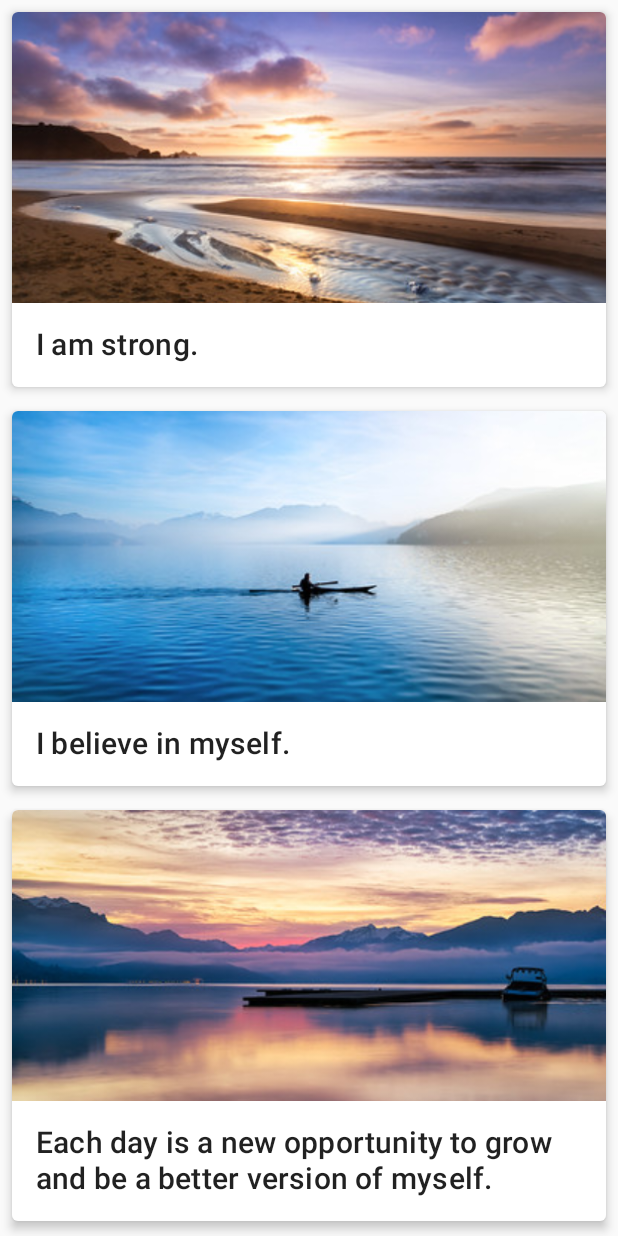
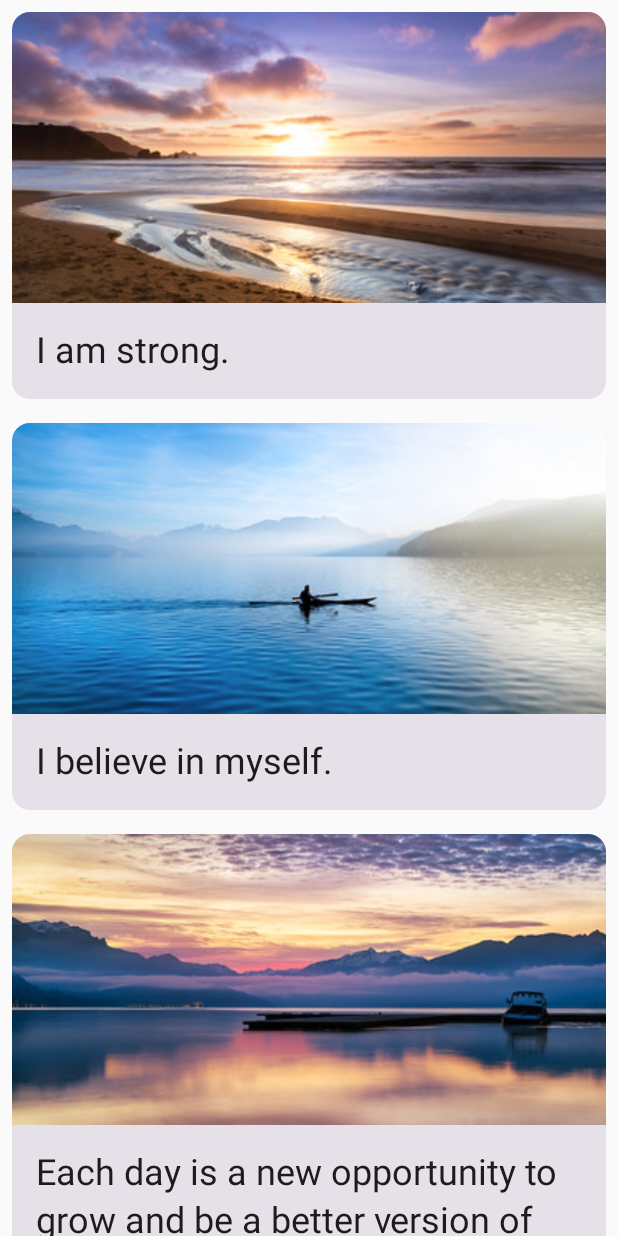
Before and after one commit to google-developer-training/basic-android-kotlin-compose-training-affirmations, an Android app built with Jetpack Compose: the screen it shows after launch (MainActivity), on a phone screen of 412 x 824 dp. Run offline under Robolectric (Android 15) with nearby library versions, the phone set to English and light mode, and no system bars.

Commit message:
Main branch material 3 migration

```diff
--- a/app/src/main/java/com/example/affirmations/MainActivity.kt
+++ b/app/src/main/java/com/example/affirmations/MainActivity.kt
@@ -1,11 +1,11 @@
 /*
- * Copyright (C) 2021 The Android Open Source Project
+ * Copyright (C) 2023 The Android Open Source Project
  *
  * Licensed under the Apache License, Version 2.0 (the "License");
  * you may not use this file except in compliance with the License.
  * You may obtain a copy of the License at
  *
- *      http://www.apache.org/licenses/LICENSE-2.0
+ *      https://www.apache.org/licenses/LICENSE-2.0
  *
  * Unless required by applicable law or agreed to in writing, software
  * distributed under the License is distributed on an "AS IS" BASIS,
@@ -14,6 +14,7 @@
  * limitations under the License.
  */
 package com.example.affirmations
+
 import android.os.Bundle
 import androidx.activity.ComponentActivity
 import androidx.activity.compose.setContent
@@ -24,10 +25,9 @@ import androidx.compose.foundation.layout.height
 import androidx.compose.foundation.layout.padding
 import androidx.compose.foundation.lazy.LazyColumn
 import androidx.compose.foundation.lazy.items
-import androidx.compose.material.Card
-import androidx.compose.material.MaterialTheme
-import androidx.compose.material.Scaffold
-import androidx.compose.material.Text
+import androidx.compose.material3.Card
+import androidx.compose.material3.MaterialTheme
+import androidx.compose.material3.Text
 import androidx.compose.runtime.Composable
 import androidx.compose.ui.Modifier
 import androidx.compose.ui.layout.ContentScale
@@ -41,10 +41,14 @@ import com.example.affirmations.model.Affirmation
 import com.example.affirmations.ui.theme.AffirmationsTheme
 
 class MainActivity : ComponentActivity() {
+
     override fun onCreate(savedInstanceState: Bundle?) {
         super.onCreate(savedInstanceState)
         setContent {
-            AffirmationApp()
+            AffirmationsTheme {
+                // A surface container using the 'background' color from the theme
+                AffirmationApp()
+            }
         }
     }
 }
@@ -52,7 +56,9 @@ class MainActivity : ComponentActivity() {
 @Composable
 fun AffirmationApp() {
     AffirmationsTheme {
-        AffirmationList(affirmationList = Datasource().loadAffirmations())
+            AffirmationList(
+                affirmationList = Datasource().loadAffirmations(),
+            )
     }
 }
 
@@ -60,14 +66,17 @@ fun AffirmationApp() {
 fun AffirmationList(affirmationList: List<Affirmation>, modifier: Modifier = Modifier) {
     LazyColumn {
         items(affirmationList) { affirmation ->
-            AffirmationCard(affirmation)
+            AffirmationCard(
+                affirmation = affirmation,
+                modifier = Modifier.padding(8.dp)
+            )
         }
     }
 }
 
 @Composable
 fun AffirmationCard(affirmation: Affirmation, modifier: Modifier = Modifier) {
-    Card(modifier = Modifier.padding(8.dp), elevation = 4.dp) {
+    Card(modifier = modifier) {
         Column {
             Image(
                 painter = painterResource(affirmation.imageResourceId),
@@ -80,7 +89,7 @@ fun AffirmationCard(affirmation: Affirmation, modifier: Modifier = Modifier) {
             Text(
                 text = LocalContext.current.getString(affirmation.stringResourceId),
                 modifier = Modifier.padding(16.dp),
-                style = MaterialTheme.typography.h6
+                style = MaterialTheme.typography.headlineSmall
             )
         }
     }
--- a/app/src/main/java/com/example/affirmations/data/Datasource.kt
+++ b/app/src/main/java/com/example/affirmations/data/Datasource.kt
@@ -1,11 +1,11 @@
 /*
- * Copyright (C) 2021 The Android Open Source Project
+ * Copyright (C) 2023 The Android Open Source Project
  *
  * Licensed under the Apache License, Version 2.0 (the "License");
  * you may not use this file except in compliance with the License.
  * You may obtain a copy of the License at
  *
- *      http://www.apache.org/licenses/LICENSE-2.0
+ *      https://www.apache.org/licenses/LICENSE-2.0
  *
  * Unless required by applicable law or agreed to in writing, software
  * distributed under the License is distributed on an "AS IS" BASIS,
@@ -14,8 +14,10 @@
  * limitations under the License.
  */
 package com.example.affirmations.data
+
 import com.example.affirmations.R
 import com.example.affirmations.model.Affirmation
+
 /**
  * [Datasource] generates a list of [Affirmation]
  */
--- a/app/src/main/java/com/example/affirmations/model/Affirmation.kt
+++ b/app/src/main/java/com/example/affirmations/model/Affirmation.kt
@@ -1,11 +1,11 @@
 /*
- * Copyright (C) 2021 The Android Open Source Project
+ * Copyright (C) 2023 The Android Open Source Project
  *
  * Licensed under the Apache License, Version 2.0 (the "License");
  * you may not use this file except in compliance with the License.
  * You may obtain a copy of the License at
  *
- *      http://www.apache.org/licenses/LICENSE-2.0
+ *      https://www.apache.org/licenses/LICENSE-2.0
  *
  * Unless required by applicable law or agreed to in writing, software
  * distributed under the License is distributed on an "AS IS" BASIS,
@@ -14,8 +14,10 @@
  * limitations under the License.
  */
 package com.example.affirmations.model
+
 import androidx.annotation.DrawableRes
 import androidx.annotation.StringRes
+
 /**
  * [Affirmation] is the data class to represent the Affirmation text and imageResourceId
  */
--- a/app/src/main/java/com/example/affirmations/ui/theme/Color.kt
+++ b/app/src/main/java/com/example/affirmations/ui/theme/Color.kt
@@ -1,11 +1,11 @@
 /*
- * Copyright (C) 2021 The Android Open Source Project
+ * Copyright (C) 2023 The Android Open Source Project
  *
  * Licensed under the Apache License, Version 2.0 (the "License");
  * you may not use this file except in compliance with the License.
  * You may obtain a copy of the License at
  *
- *      http://www.apache.org/licenses/LICENSE-2.0
+ *      https://www.apache.org/licenses/LICENSE-2.0
  *
  * Unless required by applicable law or agreed to in writing, software
  * distributed under the License is distributed on an "AS IS" BASIS,
@@ -17,7 +17,10 @@ package com.example.affirmations.ui.theme
 
 import androidx.compose.ui.graphics.Color
 
-val Purple200 = Color(0xFFBB86FC)
-val Purple500 = Color(0xFF6200EE)
-val Purple700 = Color(0xFF3700B3)
-val Teal200 = Color(0xFF03DAC5)
+val Purple80 = Color(0xFFD0BCFF)
+val PurpleGrey80 = Color(0xFFCCC2DC)
+val Pink80 = Color(0xFFEFB8C8)
+
+val Purple40 = Color(0xFF6650a4)
+val PurpleGrey40 = Color(0xFF625b71)
+val Pink40 = Color(0xFF7D5260)
--- a/app/src/main/java/com/example/affirmations/ui/theme/Shape.kt
+++ /dev/null
@@ -1,26 +0,0 @@
-/*
- * Copyright (C) 2021 The Android Open Source Project
- *
- * Licensed under the Apache License, Version 2.0 (the "License");
- * you may not use this file except in compliance with the License.
- * You may obtain a copy of the License at
- *
- *      http://www.apache.org/licenses/LICENSE-2.0
- *
- * Unless required by applicable law or agreed to in writing, software
- * distributed under the License is distributed on an "AS IS" BASIS,
- * WITHOUT WARRANTIES OR CONDITIONS OF ANY KIND, either express or implied.
- * See the License for the specific language governing permissions and
- * limitations under the License.
- */
-package com.example.affirmations.ui.theme
-
-import androidx.compose.foundation.shape.RoundedCornerShape
-import androidx.compose.material.Shapes
-import androidx.compose.ui.unit.dp
-
-val Shapes = Shapes(
-    small = RoundedCornerShape(4.dp),
-    medium = RoundedCornerShape(4.dp),
-    large = RoundedCornerShape(0.dp)
-)
--- a/app/src/main/java/com/example/affirmations/ui/theme/Theme.kt
+++ b/app/src/main/java/com/example/affirmations/ui/theme/Theme.kt
@@ -1,11 +1,11 @@
 /*
- * Copyright (C) 2021 The Android Open Source Project
+ * Copyright (C) 2023 The Android Open Source Project
  *
  * Licensed under the Apache License, Version 2.0 (the "License");
  * you may not use this file except in compliance with the License.
  * You may obtain a copy of the License at
  *
- *      http://www.apache.org/licenses/LICENSE-2.0
+ *      https://www.apache.org/licenses/LICENSE-2.0
  *
  * Unless required by applicable law or agreed to in writing, software
  * distributed under the License is distributed on an "AS IS" BASIS,
@@ -15,36 +15,62 @@
  */
 package com.example.affirmations.ui.theme
 
+import android.app.Activity
+import android.os.Build
 import androidx.compose.foundation.isSystemInDarkTheme
-import androidx.compose.material.MaterialTheme
-import androidx.compose.material.darkColors
-import androidx.compose.material.lightColors
+import androidx.compose.material3.MaterialTheme
+import androidx.compose.material3.darkColorScheme
+import androidx.compose.material3.dynamicDarkColorScheme
+import androidx.compose.material3.dynamicLightColorScheme
+import androidx.compose.material3.lightColorScheme
 import androidx.compose.runtime.Composable
+import androidx.compose.runtime.SideEffect
+import androidx.compose.ui.graphics.Color
+import androidx.compose.ui.graphics.toArgb
+import androidx.compose.ui.platform.LocalContext
+import androidx.compose.ui.platform.LocalView
+import androidx.core.view.WindowCompat
 
-private val DarkColorPalette = darkColors(
-    primary = Purple200,
-    primaryVariant = Purple700,
-    secondary = Teal200
+private val DarkColorScheme = darkColorScheme(
+    primary = Purple80,
+    secondary = PurpleGrey80,
+    tertiary = Pink80
 )
 
-private val LightColorPalette = lightColors(
-    primary = Purple500,
-    primaryVariant = Purple700,
-    secondary = Teal200
+private val LightColorScheme = lightColorScheme(
+    primary = Purple40,
+    secondary = PurpleGrey40,
+    tertiary = Pink40
 )
 
 @Composable
-fun AffirmationsTheme(darkTheme: Boolean = isSystemInDarkTheme(), content: @Composable () -> Unit) {
-    val colors = if (darkTheme) {
-        DarkColorPalette
-    } else {
-        LightColorPalette
+fun AffirmationsTheme(
+    darkTheme: Boolean = isSystemInDarkTheme(),
+    // Dynamic color is available on Android 12+, turned off for training purposes
+    dynamicColor: Boolean = false,
+    content: @Composable () -> Unit
+) {
+    val colorScheme = when {
+        dynamicColor && Build.VERSION.SDK_INT >= Build.VERSION_CODES.S -> {
+            val context = LocalContext.current
+            if (darkTheme) dynamicDarkColorScheme(context) else dynamicLightColorScheme(context)
+        }
+
+        darkTheme -> DarkColorScheme
+        else -> LightColorScheme
+    }
+    val view = LocalView.current
+    if (!view.isInEditMode) {
+        SideEffect {
+            val window = (view.context as Activity).window
+            window.statusBarColor = Color.Transparent.toArgb()
+            WindowCompat.getInsetsController(window, view).isAppearanceLightStatusBars = !darkTheme
+        }
     }
 
     MaterialTheme(
-        colors = colors,
+        colorScheme = colorScheme,
         typography = Typography,
-        shapes = Shapes,
         content = content
     )
 }
--- a/app/src/main/java/com/example/affirmations/ui/theme/Type.kt
+++ b/app/src/main/java/com/example/affirmations/ui/theme/Type.kt
@@ -1,11 +1,11 @@
 /*
- * Copyright (C) 2021 The Android Open Source Project
+ * Copyright (C) 2023 The Android Open Source Project
  *
  * Licensed under the Apache License, Version 2.0 (the "License");
  * you may not use this file except in compliance with the License.
  * You may obtain a copy of the License at
  *
- *      http://www.apache.org/licenses/LICENSE-2.0
+ *      https://www.apache.org/licenses/LICENSE-2.0
  *
  * Unless required by applicable law or agreed to in writing, software
  * distributed under the License is distributed on an "AS IS" BASIS,
@@ -15,7 +15,7 @@
  */
 package com.example.affirmations.ui.theme
 
-import androidx.compose.material.Typography
+import androidx.compose.material3.Typography
 import androidx.compose.ui.text.TextStyle
 import androidx.compose.ui.text.font.FontFamily
 import androidx.compose.ui.text.font.FontWeight
@@ -23,9 +23,11 @@ import androidx.compose.ui.unit.sp
 
 // Set of Material typography styles to start with
 val Typography = Typography(
-    body1 = TextStyle(
+    bodyLarge = TextStyle(
         fontFamily = FontFamily.Default,
         fontWeight = FontWeight.Normal,
-        fontSize = 16.sp
+        fontSize = 16.sp,
+        lineHeight = 24.sp,
+        letterSpacing = 0.5.sp
     )
 )
--- a/gradle.properties
+++ b/gradle.properties
@@ -12,7 +12,7 @@ org.gradle.jvmargs=-Xmx2048m -Dfile.encoding=UTF-8
 # http://www.gradle.org/docs/current/userguide/multi_project_builds.html#sec:decoupled_projects
 # org.gradle.parallel=true
 # AndroidX package structure to make it clearer which packages are bundled with the
-# Android operating system, and which are packaged with your app"s APK
+# Android operating system, and which are packaged with your app's APK
 # https://developer.android.com/topic/libraries/support-library/androidx-rn
 android.useAndroidX=true
 # Kotlin code style for this project: "official" or "obsolete":
```
Also changed, not shown: app/build.gradle (+28 -15 lines), app/src/main/AndroidManifest.xml (+17 -16 lines), app/src/main/res/drawable-v24/ic_launcher_foreground.xml (added, +48 -0 lines), app/src/main/res/drawable/ic_launcher_background.xml (added, +37 -0 lines), app/src/main/res/mipmap-anydpi-v26/ic_launcher_round.xml (+16 -0 lines), app/src/main/res/values/strings.xml (+14 -15 lines), app/src/main/res/values/themes.xml (+15 -18 lines), build.gradle (+18 -12 lines), settings.gradle (+16 -1 lines), gradle/wrapper/gradle-wrapper.properties, 3 other files.
